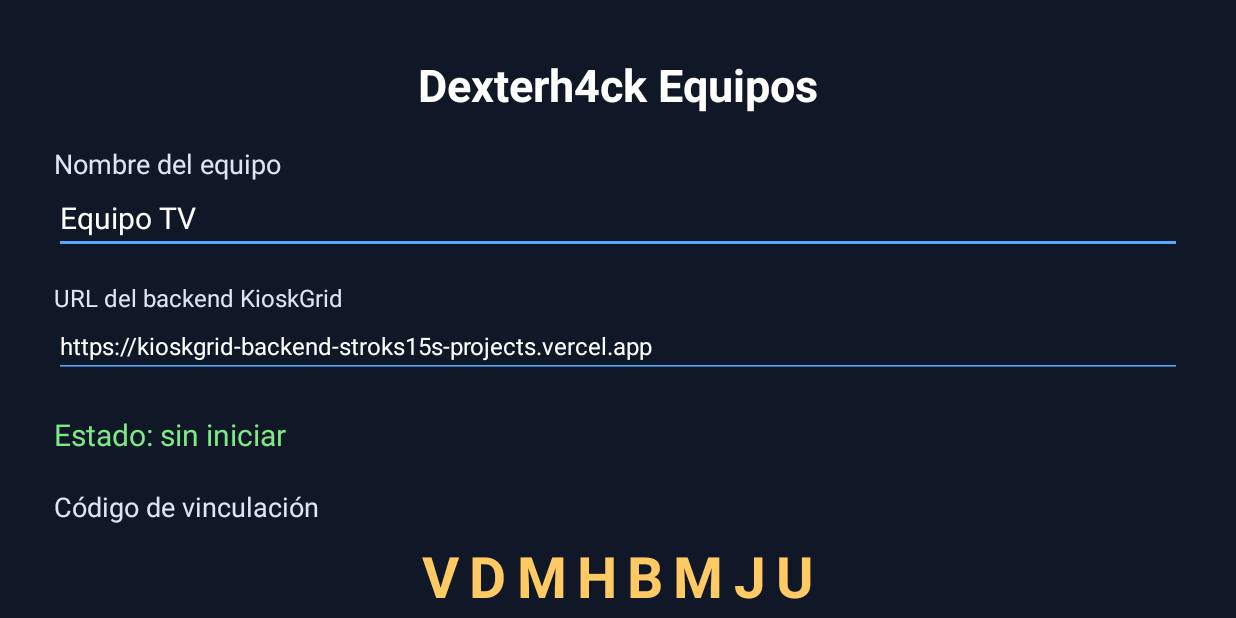
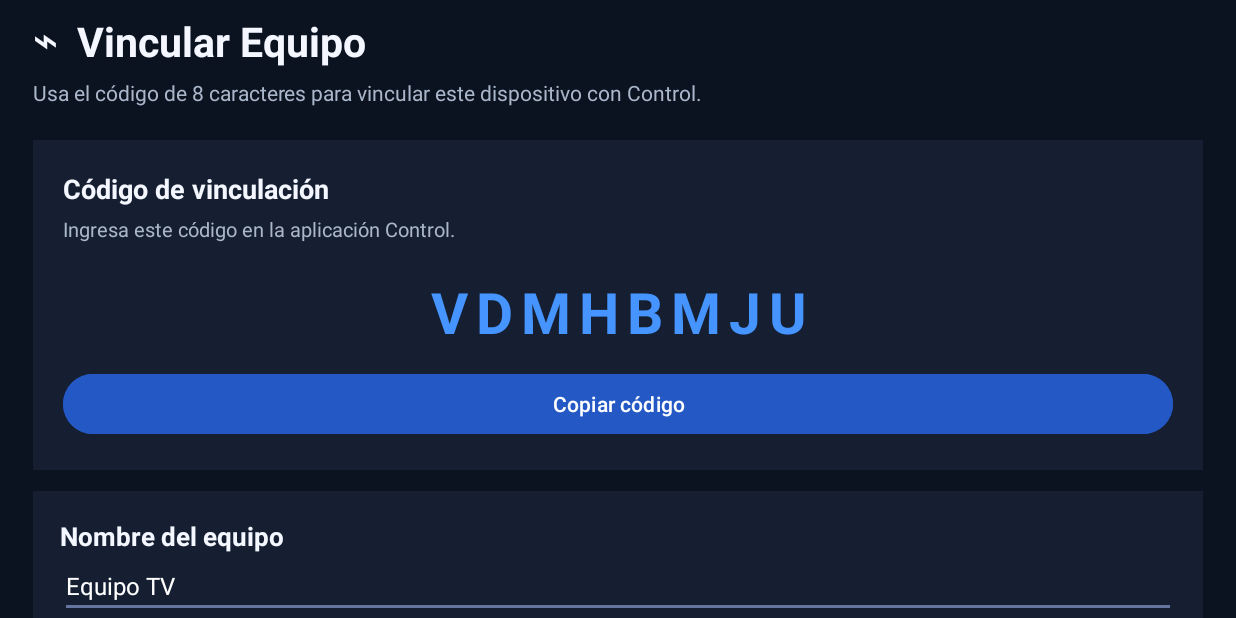
Before and after one commit to stroks15/App-de-instalaci-n-, an Android app: the screen it shows after launch (MainActivity), on a phone screen of 824 x 412 dp (held sideways). Run offline under Robolectric (Android 15) with nearby library versions, the phone set to English and light mode, and no system bars.

Commit message:
Apply reference-inspired Control and Equipos interfaces

```diff
--- a/dexterh4ck-equipos/app/src/main/res/layout/activity_main.xml
+++ b/dexterh4ck-equipos/app/src/main/res/layout/activity_main.xml
@@ -1,46 +1,95 @@
 <?xml version="1.0" encoding="utf-8"?>
 <ScrollView xmlns:android="http://schemas.android.com/apk/res/android"
     android:layout_width="match_parent" android:layout_height="match_parent"
-    android:background="#101827" android:fillViewport="true">
-    <LinearLayout android:layout_width="match_parent" android:layout_height="wrap_content"
-        android:orientation="vertical" android:padding="36dp" android:gravity="center_horizontal">
-        <TextView android:layout_width="wrap_content" android:layout_height="wrap_content"
-            android:text="Dexterh4ck Equipos" android:textColor="#FFFFFF" android:textSize="30sp"
-            android:textStyle="bold" android:layout_marginBottom="20dp"/>
+    android:background="#0B1220" android:fillViewport="true">
+    <LinearLayout
+        android:layout_width="match_parent" android:layout_height="wrap_content"
+        android:orientation="vertical" android:padding="22dp">
+
         <TextView android:layout_width="match_parent" android:layout_height="wrap_content"
-            android:text="Nombre del equipo" android:textColor="#DCE6F2" android:textSize="18sp"/>
-        <EditText android:id="@+id/etDeviceName" android:layout_width="match_parent"
-            android:layout_height="wrap_content" android:hint="Ej. Sala principal"
-            android:textColor="#FFFFFF" android:textColorHint="#9AA8B8"
-            android:backgroundTint="#58A6FF" android:textSize="20sp" android:singleLine="true"/>
+            android:text="⌁  Vincular Equipo" android:textColor="#F4F7FF"
+            android:textSize="27sp" android:textStyle="bold" />
         <TextView android:layout_width="match_parent" android:layout_height="wrap_content"
-            android:text="URL del backend KioskGrid" android:textColor="#DCE6F2"
-            android:textSize="16sp" android:layout_marginTop="18dp"/>
-        <EditText android:id="@+id/etServerUrl" android:layout_width="match_parent"
-            android:layout_height="wrap_content" android:hint="https://tu-backend.vercel.app"
-            android:inputType="textUri" android:textColor="#FFFFFF" android:textColorHint="#9AA8B8"
-            android:backgroundTint="#58A6FF" android:textSize="16sp" android:singleLine="true"/>
-        <TextView android:id="@+id/tvStatus" android:layout_width="match_parent"
-            android:layout_height="wrap_content" android:text="Estado: sin iniciar"
-            android:textColor="#7EE787" android:textSize="20sp" android:layout_marginTop="24dp"/>
+            android:text="Usa el código de 8 caracteres para vincular este dispositivo con Control."
+            android:textColor="#AAB7CA" android:textSize="14sp"
+            android:layout_marginTop="5dp" />
+
+        <LinearLayout
+            android:layout_width="match_parent" android:layout_height="wrap_content"
+            android:orientation="vertical" android:padding="20dp"
+            android:layout_marginTop="22dp" android:background="#151F31">
+            <TextView android:layout_width="match_parent" android:layout_height="wrap_content"
+                android:text="Código de vinculación" android:textColor="#F4F7FF"
+                android:textSize="18sp" android:textStyle="bold" />
+            <TextView android:layout_width="match_parent" android:layout_height="wrap_content"
+                android:text="Ingresa este código en la aplicación Control."
+                android:textColor="#AAB7CA" android:textSize="13sp"
+                android:layout_marginTop="5dp" />
+            <TextView android:id="@+id/tvPairingCode"
+                android:layout_width="match_parent" android:layout_height="wrap_content"
+                android:text="XXXXXXXX" android:textColor="#4594FF"
+                android:textSize="38sp" android:textStyle="bold"
+                android:letterSpacing="0.14" android:gravity="center"
+                android:paddingTop="20dp" android:paddingBottom="12dp" />
+            <Button android:id="@+id/btnCopyCode"
+                android:layout_width="match_parent" android:layout_height="wrap_content"
+                android:text="Copiar código" android:textAllCaps="false"
+                android:textColor="#FFFFFF" android:backgroundTint="#2459C5" />
+        </LinearLayout>
+
+        <LinearLayout
+            android:layout_width="match_parent" android:layout_height="wrap_content"
+            android:orientation="vertical" android:padding="18dp"
+            android:layout_marginTop="14dp" android:background="#151F31">
+            <TextView android:layout_width="match_parent" android:layout_height="wrap_content"
+                android:text="Nombre del equipo" android:textColor="#F4F7FF"
+                android:textSize="17sp" android:textStyle="bold" />
+            <EditText android:id="@+id/etDeviceName"
+                android:layout_width="match_parent" android:layout_height="wrap_content"
+                android:hint="Ej. Sala principal" android:textColor="#FFFFFF"
+                android:textColorHint="#8190A6" android:backgroundTint="#6575A0"
+                android:textSize="16sp" android:singleLine="true" />
+            <TextView android:layout_width="match_parent" android:layout_height="wrap_content"
+                android:text="URL del servidor" android:textColor="#F4F7FF"
+                android:textSize="14sp" android:layout_marginTop="12dp" />
+            <EditText android:id="@+id/etServerUrl"
+                android:layout_width="match_parent" android:layout_height="wrap_content"
+                android:hint="https://tu-backend.vercel.app" android:inputType="textUri"
+                android:textColor="#FFFFFF" android:textColorHint="#8190A6"
+                android:backgroundTint="#6575A0" android:textSize="14sp"
+                android:singleLine="true" />
+            <Button android:id="@+id/btnSave"
+                android:layout_width="match_parent" android:layout_height="wrap_content"
+                android:text="Guardar e iniciar agente" android:textAllCaps="false"
+                android:textColor="#FFFFFF" android:backgroundTint="#2459C5"
+                android:layout_marginTop="14dp" />
+            <TextView android:id="@+id/tvStatus"
+                android:layout_width="match_parent" android:layout_height="wrap_content"
+                android:text="Estado: sin iniciar" android:textColor="#57D6A0"
+                android:textSize="13sp" android:layout_marginTop="8dp" />
+        </LinearLayout>
+
+        <LinearLayout
+            android:layout_width="match_parent" android:layout_height="wrap_content"
+            android:orientation="vertical" android:padding="18dp"
+            android:layout_marginTop="14dp" android:background="#151F31">
+            <TextView android:layout_width="match_parent" android:layout_height="wrap_content"
+                android:text="Estado de depuración ADB" android:textColor="#F4F7FF"
+                android:textSize="17sp" android:textStyle="bold" />
+            <TextView android:id="@+id/tvAdbStatus"
+                android:layout_width="match_parent" android:layout_height="wrap_content"
+                android:text="ADB: comprobando…" android:textColor="#57D6A0"
+                android:textSize="14sp" android:layout_marginTop="8dp" />
+            <Button android:id="@+id/btnAdbSettings"
+                android:layout_width="match_parent" android:layout_height="wrap_content"
+                android:text="Activar / configurar depuración ADB"
+                android:textAllCaps="false" android:textColor="#FFFFFF"
+                android:backgroundTint="#5146B8" android:layout_marginTop="10dp" />
+        </LinearLayout>
+
         <TextView android:layout_width="match_parent" android:layout_height="wrap_content"
-            android:text="Código de vinculación" android:textColor="#DCE6F2"
-            android:textSize="18sp" android:layout_marginTop="22dp"/>
-        <TextView android:id="@+id/tvPairingCode" android:layout_width="wrap_content"
-            android:layout_height="wrap_content" android:text="-----" android:textColor="#FFCA64"
-            android:textSize="38sp" android:textStyle="bold" android:letterSpacing="0.18"
-            android:layout_marginTop="8dp"/>
-        <Button android:id="@+id/btnCopyCode" android:layout_width="wrap_content"
-            android:layout_height="wrap_content" android:text="Copiar código"
-            android:focusable="true" android:layout_marginTop="8dp"/>
-        <TextView android:id="@+id/tvAdbStatus" android:layout_width="match_parent"
-            android:layout_height="wrap_content" android:text="ADB: comprobando…"
-            android:textColor="#DCE6F2" android:textSize="18sp" android:layout_marginTop="26dp"/>
-        <Button android:id="@+id/btnAdbSettings" android:layout_width="match_parent"
-            android:layout_height="wrap_content" android:text="Abrir ajustes de desarrollador"
-            android:focusable="true" android:layout_marginTop="8dp"/>
-        <Button android:id="@+id/btnSave" android:layout_width="match_parent"
-            android:layout_height="wrap_content" android:text="Guardar e iniciar agente"
-            android:focusable="true" android:layout_marginTop="22dp"/>
+            android:text="Mantén este equipo y tu teléfono conectados a Internet para permitir la gestión remota."
+            android:textColor="#8190A6" android:textSize="12sp"
+            android:gravity="center" android:padding="16dp" />
     </LinearLayout>
 </ScrollView>
```
